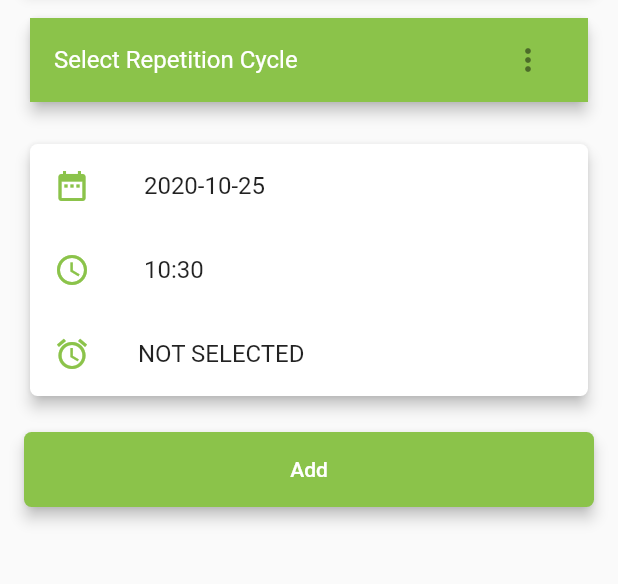
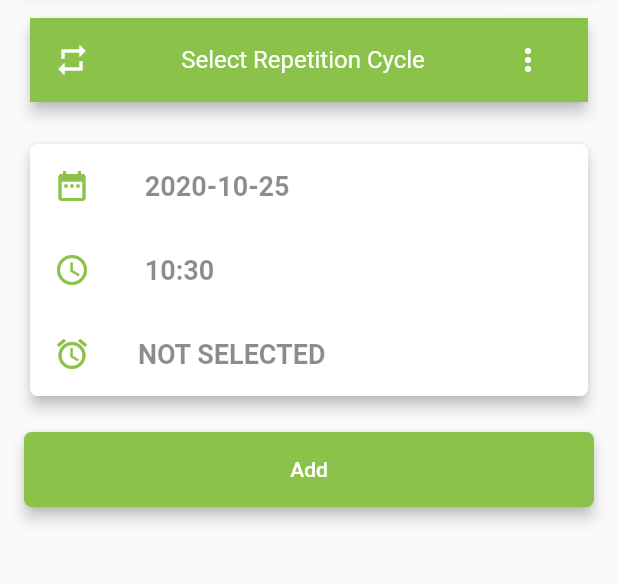
Before and after one commit to abtuhin/reminder-flutter-app, a Flutter app: the AddReminder screen opened by its route, on a phone screen of 412 x 824 dp, the part 291-875 px from its top. Run offline on Flutter 3.47's test engine with Material 2 defaults, Android fonts, the phone set to English and light mode, and no system bars; our stand-ins replace flutter_datetime_picker, shared_preferences; accounts and stored records are empty.

Commit message:
Update text colors

```diff
--- a/lib/pages/add_reminder.dart
+++ b/lib/pages/add_reminder.dart
@@ -77,10 +77,19 @@ class _State extends State<AddReminder> {
         elevation: 4.0,
         shape: RoundedRectangleBorder(borderRadius: BorderRadius.circular(5.0)),
         child: new ListTile(
+            leading: Icon(
+              Icons.repeat,
+              color: Colors.white,
+            ),
             tileColor: Colors.lightGreen,
-            title: new Text('Select Repetition Cycle',
-                style: TextStyle(color: Colors.white)),
-            trailing: button,
+            title: new Center(
+                child: new Text('Select Repetition Cycle',
+                    style: TextStyle(color: Colors.white))),
+            trailing: IconButton(
+                icon: Icon(
+              Icons.more_vert,
+              color: Colors.white,
+            )),
             onTap: () {
               dynamic state = _menuKey.currentState;
               state.showButtonMenu();
@@ -177,25 +186,41 @@ class _State extends State<AddReminder> {
                       children: [
                         ListTile(
                           title: Text(
-                              " ${DateFormat('yyyy-MM-dd').format(_date)}"),
+                            " ${DateFormat('yyyy-MM-dd').format(_date)}",
+                            style: new TextStyle(
+                                fontWeight: FontWeight.w700,
+                                fontSize: 18.0,
+                                color: Colors.black45),
+                          ),
                           leading: Icon(
                             Icons.date_range,
-                            color: Colors.lightGreen[500],
+                            color: Colors.lightGreen,
                           ),
                         ),
                         ListTile(
                           title: Text(
-                              " ${DateFormat('HH:mm').format(_time ?? DateTime.now())}"),
+                            " ${DateFormat('HH:mm').format(_time ?? DateTime.now())}",
+                            style: new TextStyle(
+                                fontWeight: FontWeight.w700,
+                                fontSize: 18.0,
+                                color: Colors.black45),
+                          ),
                           leading: Icon(
                             Icons.schedule,
-                            color: Colors.lightGreen[500],
+                            color: Colors.lightGreen,
                           ),
                         ),
                         ListTile(
-                          title: Text(schedule),
+                          title: Text(
+                            schedule,
+                            style: new TextStyle(
+                                fontWeight: FontWeight.w700,
+                                fontSize: 18.0,
+                                color: Colors.black45),
+                          ),
                           leading: Icon(
                             Icons.alarm,
-                            color: Colors.lightGreen[500],
+                            color: Colors.lightGreen,
                           ),
                         ),
                       ],
```
Also changed, not shown: lib/pages/reminder_list.dart (+19 -14 lines).
